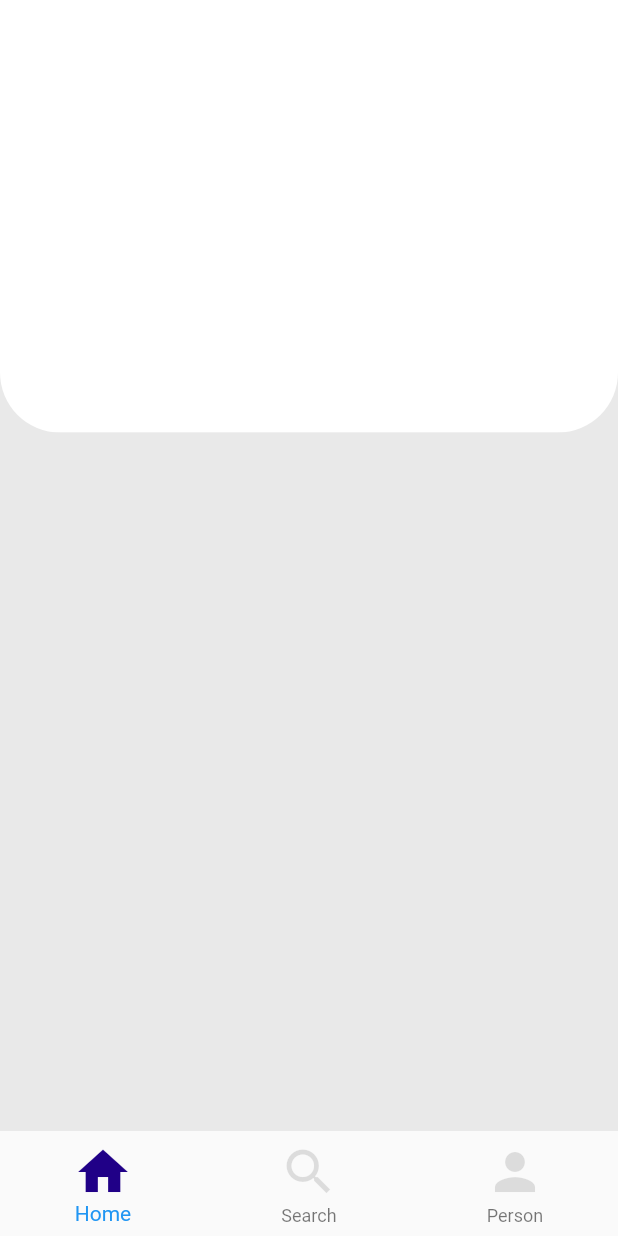
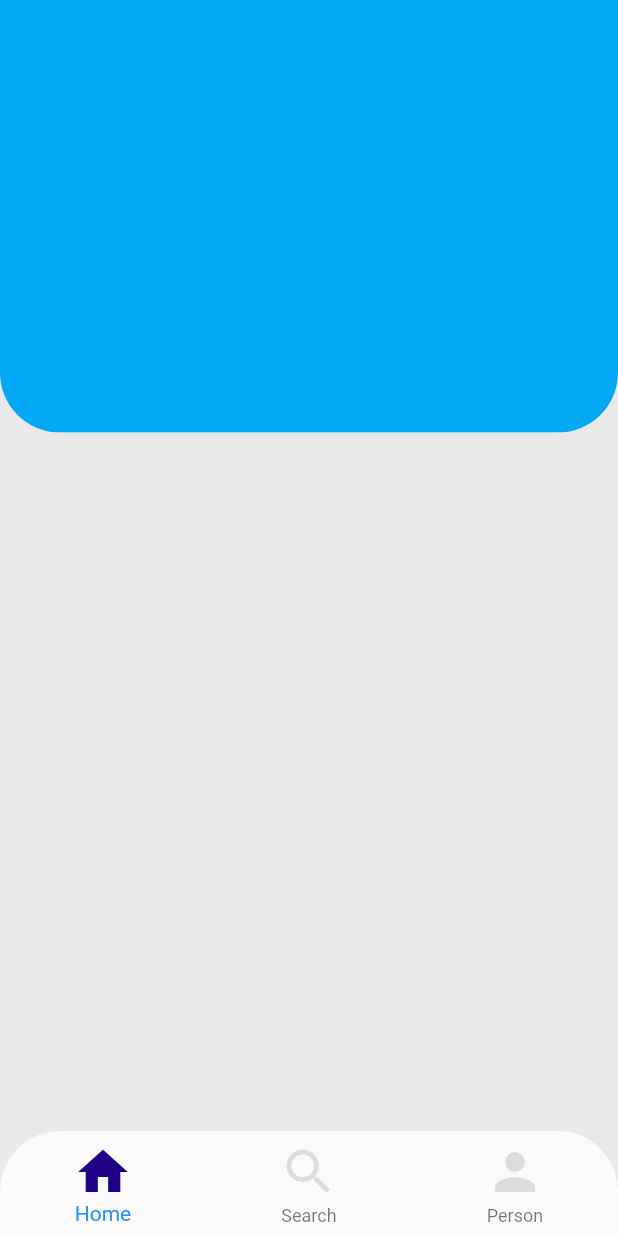
Before and after one commit to aprxty3/Food_List, a Flutter app: the screen it shows after launch, on a phone screen of 412 x 824 dp. Run offline on Flutter 3.47's test engine with Material 2 defaults, Android fonts, the phone set to English and light mode, and no system bars.

Commit message:
no message

```diff
--- a/lib/ui/pages/profile_screen.dart
+++ b/lib/ui/pages/profile_screen.dart
@@ -8,7 +8,7 @@ class ProfileScreen extends StatelessWidget {
     return Scaffold(
       backgroundColor: const Color(0xFFE9E9E9),
       bottomNavigationBar: ClipRRect(
-        borderRadius: BorderRadius.vertical(),
+        borderRadius: BorderRadius.vertical(top: Radius.circular(40)),
         child: BottomNavigationBar(
           iconSize: 40,
           selectedIconTheme: IconThemeData(
@@ -53,7 +53,7 @@ class ProfileScreen extends StatelessWidget {
               bottom: const Radius.circular(40),
             ),
             child: Container(
-              color: Colors.white,
+              color: Colors.lightBlue,
             ),
           ),
         )
```
